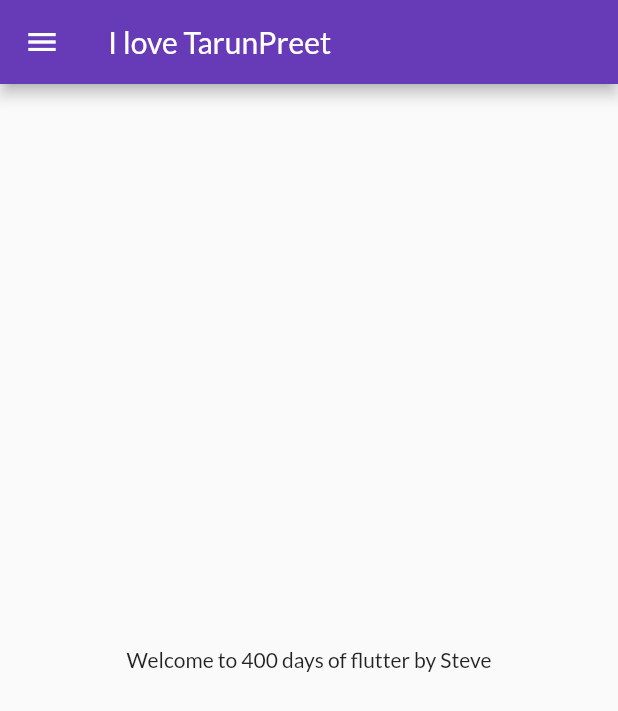
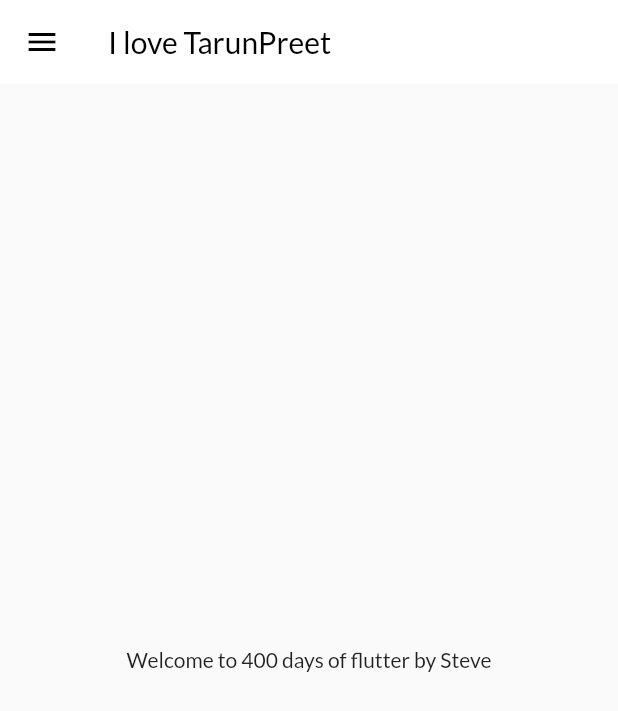
Before and after one commit to HimanshuRaj05/30DaysOfFlutter, a Flutter app: the screen it shows after launch, on a phone screen of 412 x 824 dp. Shown: the top 711 px of the screen. Run offline on Flutter 3.47's test engine with Material 2 defaults, Android fonts, the phone set to English and light mode, and no system bars; our stand-ins replace google_fonts.

Commit message:
day9 working

```diff
--- a/lib/main.dart
+++ b/lib/main.dart
@@ -18,9 +18,15 @@ class MyApp extends StatelessWidget {
       debugShowCheckedModeBanner: false,
       themeMode: ThemeMode.light,
       theme: ThemeData(
-        primarySwatch: Colors.deepPurple,
-        fontFamily: GoogleFonts.lato().fontFamily,
-      ),
+          primarySwatch: Colors.deepPurple,
+          fontFamily: GoogleFonts.lato().fontFamily,
+          appBarTheme: AppBarTheme(
+            color: Colors.white,
+            elevation: 0.0,
+            iconTheme: IconThemeData(color: Colors.black),
+            toolbarTextStyle: Theme.of(context).textTheme.titleMedium,
+            foregroundColor: Colors.black,
+          )),
       darkTheme: ThemeData(
         brightness: Brightness.dark,
       ),
```
